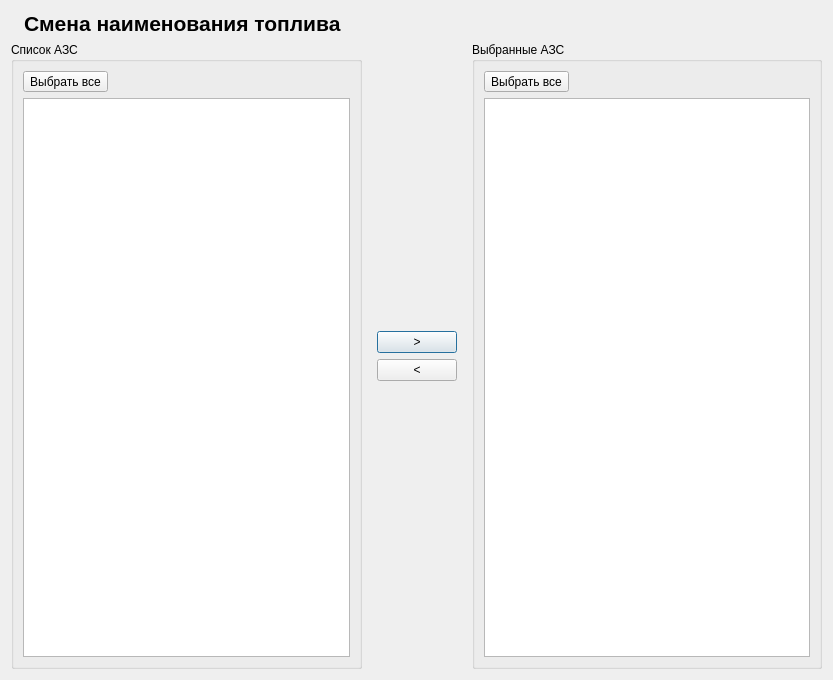
The window that FuelNameDialog/fuelnamedialog.ui (rust3128/MposInstruments) describes before a commit, drawn with Qt 5.
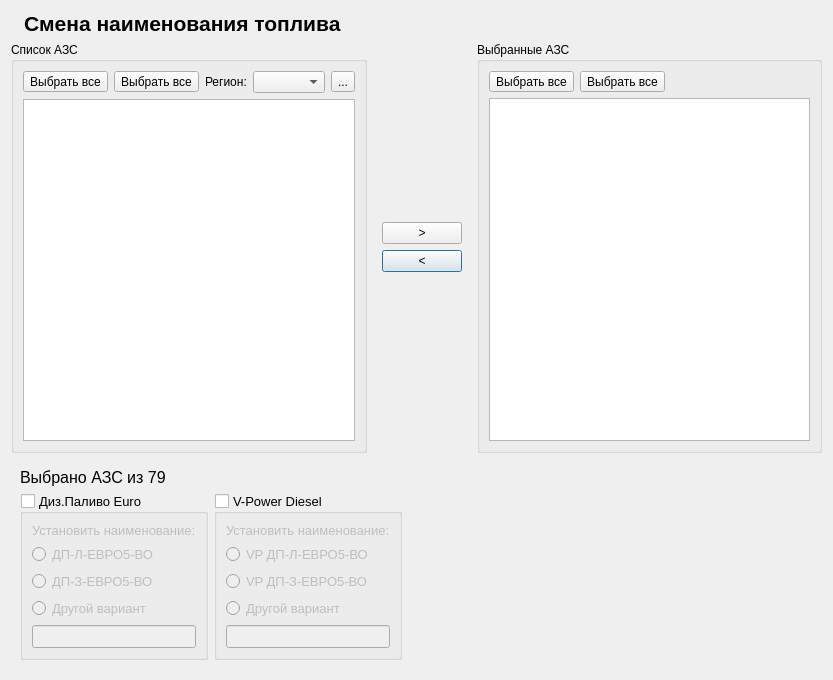
The same window after the commit. Icons and pictures are not drawn.

Diff of the .ui file:
```diff
--- a/FuelNameDialog/fuelnamedialog.ui
+++ b/FuelNameDialog/fuelnamedialog.ui
@@ -13,8 +13,8 @@
   <property name="windowTitle">
    <string>Dialog</string>
   </property>
-  <layout class="QGridLayout" name="gridLayout_4">
-   <item row="0" column="0" colspan="3">
+  <layout class="QGridLayout" name="gridLayout_7">
+   <item row="0" column="0">
     <layout class="QHBoxLayout" name="horizontalLayout" stretch="0,1">
      <item>
       <widget class="QLabel" name="label_2">
@@ -48,156 +48,380 @@
      </item>
     </layout>
    </item>
-   <item row="1" column="1">
-    <widget class="QFrame" name="frameNavigation">
-     <property name="frameShape">
-      <enum>QFrame::NoFrame</enum>
-     </property>
-     <property name="frameShadow">
-      <enum>QFrame::Raised</enum>
-     </property>
-     <layout class="QGridLayout" name="gridLayout_3">
-      <item row="0" column="0">
-       <spacer name="verticalSpacer">
-        <property name="orientation">
-         <enum>Qt::Vertical</enum>
+   <item row="1" column="0" colspan="2">
+    <layout class="QHBoxLayout" name="horizontalLayout_3" stretch="1,0,1">
+     <item>
+      <widget class="QGroupBox" name="groupBoxSource">
+       <property name="title">
+        <string>Список АЗС</string>
+       </property>
+       <layout class="QGridLayout" name="gridLayout_2">
+        <item row="0" column="0">
+         <widget class="QToolButton" name="toolButtonSelectAll">
+          <property name="toolTip">
+           <string>Выбрать все</string>
+          </property>
+          <property name="text">
+           <string>Выбрать все</string>
+          </property>
+          <property name="icon">
+           <iconset resource="../resource.qrc">
+            <normaloff>:/Icons/SelectAl.png</normaloff>:/Icons/SelectAl.png</iconset>
+          </property>
+          <property name="iconSize">
+           <size>
+            <width>32</width>
+            <height>32</height>
+           </size>
+          </property>
+         </widget>
+        </item>
+        <item row="0" column="1">
+         <widget class="QToolButton" name="toolButtonUnSelectAllSource">
+          <property name="toolTip">
+           <string>&lt;html&gt;&lt;head/&gt;&lt;body&gt;&lt;p&gt;Снять выделение&lt;/p&gt;&lt;/body&gt;&lt;/html&gt;</string>
+          </property>
+          <property name="text">
+           <string>Выбрать все</string>
+          </property>
+          <property name="icon">
+           <iconset resource="../resource.qrc">
+            <normaloff>:/Icons/unselectAll.png</normaloff>:/Icons/unselectAll.png</iconset>
+          </property>
+          <property name="iconSize">
+           <size>
+            <width>32</width>
+            <height>32</height>
+           </size>
+          </property>
+         </widget>
+        </item>
+        <item row="0" column="2">
+         <layout class="QHBoxLayout" name="horizontalLayout_2" stretch="0,1,0,0">
+          <item>
+           <widget class="QLabel" name="label_3">
+            <property name="text">
+             <string>Регион:</string>
+            </property>
+           </widget>
+          </item>
+          <item>
+           <widget class="QComboBox" name="comboBoxRegions"/>
+          </item>
+          <item>
+           <widget class="QToolButton" name="toolButtonRegions">
+            <property name="text">
+             <string>...</string>
+            </property>
+            <property name="icon">
+             <iconset resource="../resource.qrc">
+              <normaloff>:/Icons/SelectAl.png</normaloff>:/Icons/SelectAl.png</iconset>
+            </property>
+           </widget>
+          </item>
+          <item>
+           <spacer name="horizontalSpacer">
+            <property name="orientation">
+             <enum>Qt::Horizontal</enum>
+            </property>
+            <property name="sizeHint" stdset="0">
+             <size>
+              <width>40</width>
+              <height>20</height>
+             </size>
+            </property>
+           </spacer>
+          </item>
+         </layout>
+        </item>
+        <item row="1" column="0" colspan="3">
+         <widget class="QTableWidget" name="tableWidgetSource">
+          <property name="editTriggers">
+           <set>QAbstractItemView::NoEditTriggers</set>
+          </property>
+          <property name="alternatingRowColors">
+           <bool>true</bool>
+          </property>
+          <property name="selectionMode">
+           <enum>QAbstractItemView::SingleSelection</enum>
+          </property>
+          <property name="selectionBehavior">
+           <enum>QAbstractItemView::SelectRows</enum>
+          </property>
+          <property name="sortingEnabled">
+           <bool>true</bool>
+          </property>
+          <property name="wordWrap">
+           <bool>false</bool>
+          </property>
+          <attribute name="verticalHeaderVisible">
+           <bool>false</bool>
+          </attribute>
+         </widget>
+        </item>
+       </layout>
+      </widget>
+     </item>
+     <item>
+      <widget class="QFrame" name="frameNavigation">
+       <property name="frameShape">
+        <enum>QFrame::NoFrame</enum>
+       </property>
+       <property name="frameShadow">
+        <enum>QFrame::Raised</enum>
+       </property>
+       <layout class="QGridLayout" name="gridLayout_3">
+        <item row="2" column="0">
+         <widget class="QPushButton" name="pushButtonRemove">
+          <property name="text">
+           <string>&lt;</string>
+          </property>
+         </widget>
+        </item>
+        <item row="0" column="0">
+         <spacer name="verticalSpacer">
+          <property name="orientation">
+           <enum>Qt::Vertical</enum>
+          </property>
+          <property name="sizeHint" stdset="0">
+           <size>
+            <width>20</width>
+            <height>248</height>
+           </size>
+          </property>
+         </spacer>
+        </item>
+        <item row="1" column="0">
+         <widget class="QPushButton" name="pushButtonAdd">
+          <property name="text">
+           <string>&gt;</string>
+          </property>
+         </widget>
+        </item>
+        <item row="3" column="0">
+         <spacer name="verticalSpacer_2">
+          <property name="orientation">
+           <enum>Qt::Vertical</enum>
+          </property>
+          <property name="sizeHint" stdset="0">
+           <size>
+            <width>20</width>
+            <height>248</height>
+           </size>
+          </property>
+         </spacer>
+        </item>
+       </layout>
+      </widget>
+     </item>
+     <item>
+      <widget class="QGroupBox" name="groupBoxTarget">
+       <property name="title">
+        <string>Выбранные АЗС</string>
+       </property>
+       <property name="flat">
+        <bool>true</bool>
+       </property>
+       <layout class="QGridLayout" name="gridLayout">
+        <item row="1" column="0" colspan="3">
+         <widget class="QTableWidget" name="tableWidgetTarget">
+          <property name="editTriggers">
+           <set>QAbstractItemView::NoEditTriggers</set>
+          </property>
+          <property name="alternatingRowColors">
+           <bool>true</bool>
+          </property>
+          <property name="selectionMode">
+           <enum>QAbstractItemView::SingleSelection</enum>
+          </property>
+          <property name="selectionBehavior">
+           <enum>QAbstractItemView::SelectRows</enum>
+          </property>
+          <property name="sortingEnabled">
+           <bool>true</bool>
+          </property>
+          <property name="wordWrap">
+           <bool>false</bool>
+          </property>
+          <attribute name="verticalHeaderVisible">
+           <bool>false</bool>
+          </attribute>
+         </widget>
+        </item>
+        <item row="0" column="0">
+         <widget class="QToolButton" name="toolButtonSelectAllTargets">
+          <property name="toolTip">
+           <string>Выбрать все</string>
+          </property>
+          <property name="text">
+           <string>Выбрать все</string>
+          </property>
+          <property name="icon">
+           <iconset resource="../resource.qrc">
+            <normaloff>:/Icons/SelectAl.png</normaloff>:/Icons/SelectAl.png</iconset>
+          </property>
+          <property name="iconSize">
+           <size>
+            <width>32</width>
+            <height>32</height>
+           </size>
+          </property>
+         </widget>
+        </item>
+        <item row="0" column="1">
+         <widget class="QToolButton" name="toolButtonUnSelectAllTargets">
+          <property name="toolTip">
+           <string>&lt;html&gt;&lt;head/&gt;&lt;body&gt;&lt;p&gt;Снять выделение&lt;/p&gt;&lt;/body&gt;&lt;/html&gt;</string>
+          </property>
+          <property name="text">
+           <string>Выбрать все</string>
+          </property>
+          <property name="icon">
+           <iconset resource="../resource.qrc">
+            <normaloff>:/Icons/unselectAll.png</normaloff>:/Icons/unselectAll.png</iconset>
+          </property>
+          <property name="iconSize">
+           <size>
+            <width>32</width>
+            <height>32</height>
+           </size>
+          </property>
+         </widget>
+        </item>
+       </layout>
+      </widget>
+     </item>
+    </layout>
+   </item>
+   <item row="2" column="0">
+    <widget class="QFrame" name="frameSetFuel">
+     <layout class="QGridLayout" name="gridLayout_6" columnstretch="0,0,1" columnminimumwidth="0,0,0">
+      <item row="1" column="1">
+       <widget class="QGroupBox" name="groupBoxDP_2">
+        <property name="font">
+         <font>
+          <pointsize>10</pointsize>
+         </font>
         </property>
-        <property name="sizeHint" stdset="0">
-         <size>
-          <width>20</width>
-          <height>248</height>
-         </size>
+        <property name="title">
+         <string>V-Power Diesel</string>
         </property>
-       </spacer>
-      </item>
-      <item row="1" column="0">
-       <widget class="QPushButton" name="pushButtonAdd">
-        <property name="text">
-         <string>&gt;</string>
+        <property name="checkable">
+         <bool>true</bool>
         </property>
+        <property name="checked">
+         <bool>false</bool>
+        </property>
+        <layout class="QGridLayout" name="gridLayout_5">
+         <item row="0" column="0">
+          <widget class="QLabel" name="label_5">
+           <property name="text">
+            <string>Установить наименование:</string>
+           </property>
+          </widget>
+         </item>
+         <item row="1" column="0">
+          <widget class="QRadioButton" name="radioButton_4">
+           <property name="text">
+            <string>VP ДП-Л-ЕВРО5-ВО</string>
+           </property>
+          </widget>
+         </item>
+         <item row="2" column="0">
+          <widget class="QRadioButton" name="radioButton_5">
+           <property name="text">
+            <string>VP ДП-З-ЕВРО5-ВО</string>
+           </property>
+          </widget>
+         </item>
+         <item row="3" column="0">
+          <widget class="QRadioButton" name="radioButton_6">
+           <property name="text">
+            <string>Другой вариант</string>
+           </property>
+          </widget>
+         </item>
+         <item row="4" column="0">
+          <widget class="QLineEdit" name="lineEdit_2"/>
+         </item>
+        </layout>
        </widget>
       </item>
-      <item row="2" column="0">
-       <widget class="QPushButton" name="pushButtonRemove">
+      <item row="0" column="0">
+       <widget class="QLabel" name="labelSelectedInfo">
+        <property name="font">
+         <font>
+          <pointsize>12</pointsize>
+         </font>
+        </property>
         <property name="text">
-         <string>&lt;</string>
+         <string>Выбрано АЗС из 79</string>
         </property>
        </widget>
       </item>
-      <item row="3" column="0">
-       <spacer name="verticalSpacer_2">
-        <property name="orientation">
-         <enum>Qt::Vertical</enum>
-        </property>
-        <property name="sizeHint" stdset="0">
-         <size>
-          <width>20</width>
-          <height>248</height>
-         </size>
-        </property>
-       </spacer>
-      </item>
-     </layout>
-    </widget>
-   </item>
-   <item row="1" column="0">
-    <widget class="QGroupBox" name="groupBoxSource">
-     <property name="title">
-      <string>Список АЗС</string>
-     </property>
-     <layout class="QGridLayout" name="gridLayout_2">
       <item row="1" column="0">
-       <widget class="QTableWidget" name="tableWidgetSource">
-        <property name="editTriggers">
-         <set>QAbstractItemView::NoEditTriggers</set>
+       <widget class="QGroupBox" name="groupBoxDP">
+        <property name="font">
+         <font>
+          <pointsize>10</pointsize>
+         </font>
         </property>
-        <property name="alternatingRowColors">
-         <bool>true</bool>
+        <property name="title">
+         <string>Диз.Паливо Euro</string>
         </property>
-        <property name="selectionMode">
-         <enum>QAbstractItemView::SingleSelection</enum>
-        </property>
-        <property name="selectionBehavior">
-         <enum>QAbstractItemView::SelectRows</enum>
-        </property>
-        <property name="sortingEnabled">
+        <property name="checkable">
          <bool>true</bool>
         </property>
-        <attribute name="verticalHeaderVisible">
+        <property name="checked">
          <bool>false</bool>
-        </attribute>
-       </widget>
-      </item>
-      <item row="0" column="0">
-       <widget class="QToolButton" name="toolButtonSelectAll">
-        <property name="toolTip">
-         <string>Выбрать все</string>
         </property>
-        <property name="text">
-         <string>Выбрать все</string>
-        </property>
-        <property name="icon">
-         <iconset resource="../resource.qrc">
-          <normaloff>:/Icons/SelectAl.png</normaloff>:/Icons/SelectAl.png</iconset>
-        </property>
-        <property name="iconSize">
-         <size>
-          <width>32</width>
-          <height>32</height>
-         </size>
-        </property>
+        <layout class="QGridLayout" name="gridLayout_4">
+         <item row="0" column="0">
+          <widget class="QLabel" name="label_4">
+           <property name="text">
+            <string>Установить наименование:</string>
+           </property>
+          </widget>
+         </item>
+         <item row="1" column="0">
+          <widget class="QRadioButton" name="radioButton">
+           <property name="text">
+            <string>ДП-Л-ЕВРО5-ВО</string>
+           </property>
+          </widget>
+         </item>
+         <item row="2" column="0">
+          <widget class="QRadioButton" name="radioButton_2">
+           <property name="text">
+            <string>ДП-З-ЕВРО5-ВО</string>
+           </property>
+          </widget>
+         </item>
+         <item row="3" column="0">
+          <widget class="QRadioButton" name="radioButton_3">
+           <property name="text">
+            <string>Другой вариант</string>
+           </property>
+          </widget>
+         </item>
+         <item row="4" column="0">
+          <widget class="QLineEdit" name="lineEdit"/>
+         </item>
+        </layout>
        </widget>
       </item>
-     </layout>
-    </widget>
-   </item>
-   <item row="1" column="2">
-    <widget class="QGroupBox" name="groupBoxTarget">
-     <property name="title">
-      <string>Выбранные АЗС</string>
-     </property>
-     <property name="flat">
-      <bool>true</bool>
-     </property>
-     <layout class="QGridLayout" name="gridLayout">
-      <item row="0" column="0">
-       <widget class="QToolButton" name="toolButtonSelectAllTargets">
-        <property name="toolTip">
-         <string>Выбрать все</string>
+      <item row="1" column="2">
+       <spacer name="horizontalSpacer_2">
+        <property name="orientation">
+         <enum>Qt::Horizontal</enum>
         </property>
-        <property name="text">
-         <string>Выбрать все</string>
-        </property>
-        <property name="icon">
-         <iconset resource="../resource.qrc">
-          <normaloff>:/Icons/SelectAl.png</normaloff>:/Icons/SelectAl.png</iconset>
-        </property>
-        <property name="iconSize">
+        <property name="sizeHint" stdset="0">
          <size>
-          <width>32</width>
-          <height>32</height>
+          <width>40</width>
+          <height>20</height>
          </size>
         </property>
-       </widget>
-      </item>
-      <item row="1" column="0">
-       <widget class="QTableWidget" name="tableWidgetTarget">
-        <property name="editTriggers">
-         <set>QAbstractItemView::NoEditTriggers</set>
-        </property>
-        <property name="alternatingRowColors">
-         <bool>true</bool>
-        </property>
-        <property name="selectionMode">
-         <enum>QAbstractItemView::SingleSelection</enum>
-        </property>
-        <property name="selectionBehavior">
-         <enum>QAbstractItemView::SelectRows</enum>
-        </property>
-        <attribute name="verticalHeaderVisible">
-         <bool>false</bool>
-        </attribute>
-       </widget>
+       </spacer>
       </item>
      </layout>
     </widget>
```
